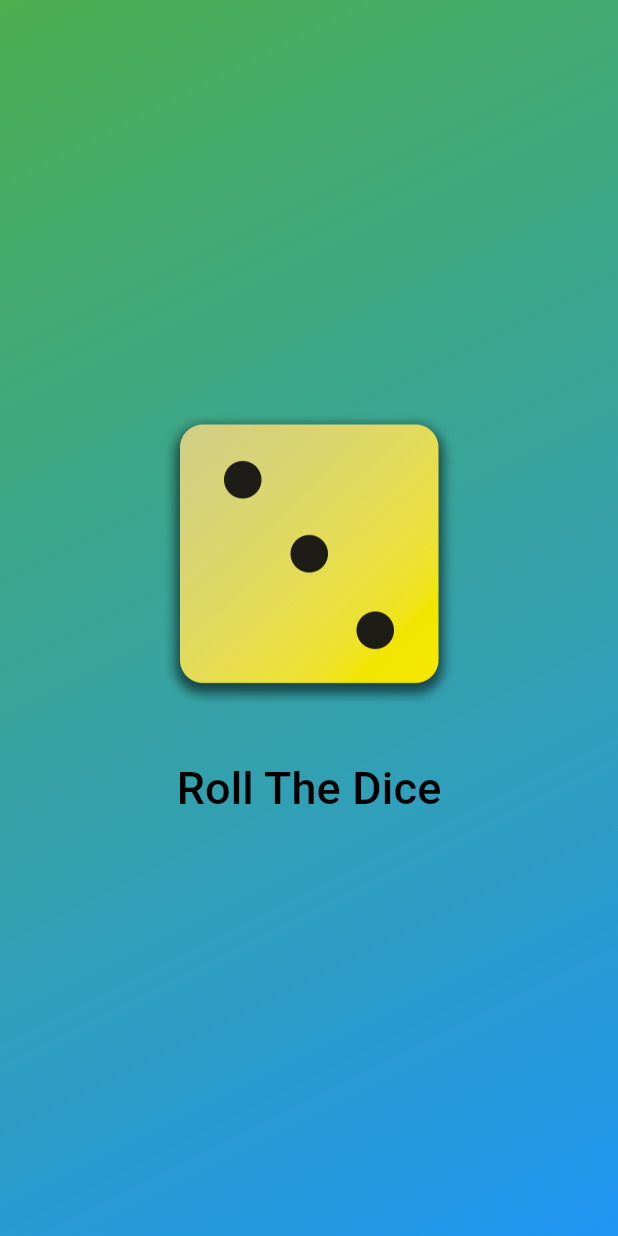
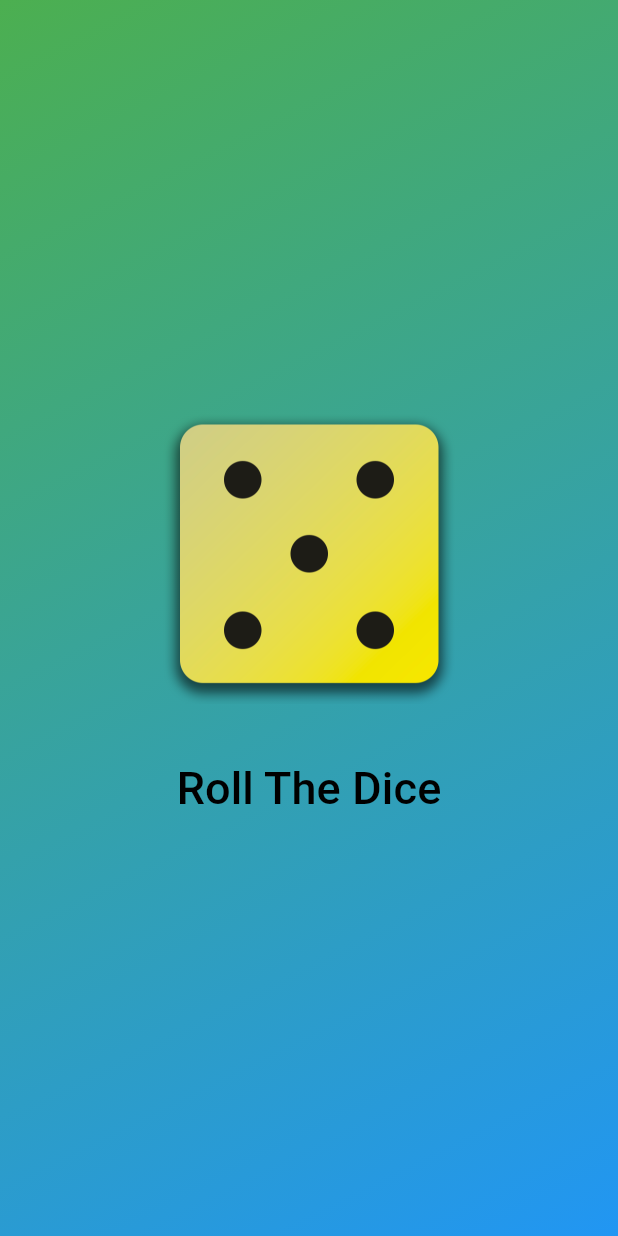
Before and after one commit to Akash8005/roll_dice_trial2, a Flutter app: the screen it shows after launch, after a tap on "Roll The Dice", on a phone screen of 412 x 824 dp. Run offline on Flutter 3.47's test engine with Material 3 defaults, Android fonts, the light colour scheme and no system bars.

Commit message:
this is the fourth commit

```diff
--- a/lib/roll_dice.dart
+++ b/lib/roll_dice.dart
@@ -1,5 +1,6 @@
 import 'package:flutter/material.dart';
 import 'package:roll_dice_trial2/styled_text.dart';
+import 'dart:math';
 
 class RollDice extends StatefulWidget {
   @override
@@ -9,11 +10,13 @@ class RollDice extends StatefulWidget {
 }
 
 class _RollDiceState extends State<RollDice> {
-  var currentState = "assets/images/dice-6.png";
+  var currentState = "assets/images/dice-1.png";
+
   void rollDice() {
     //...
+    var randomizer = Random().nextInt(6) + 1;
     setState(() {
-      currentState = "assets/images/dice-3.png";
+      currentState = "assets/images/dice-$randomizer.png";
     });
   }
 
```
